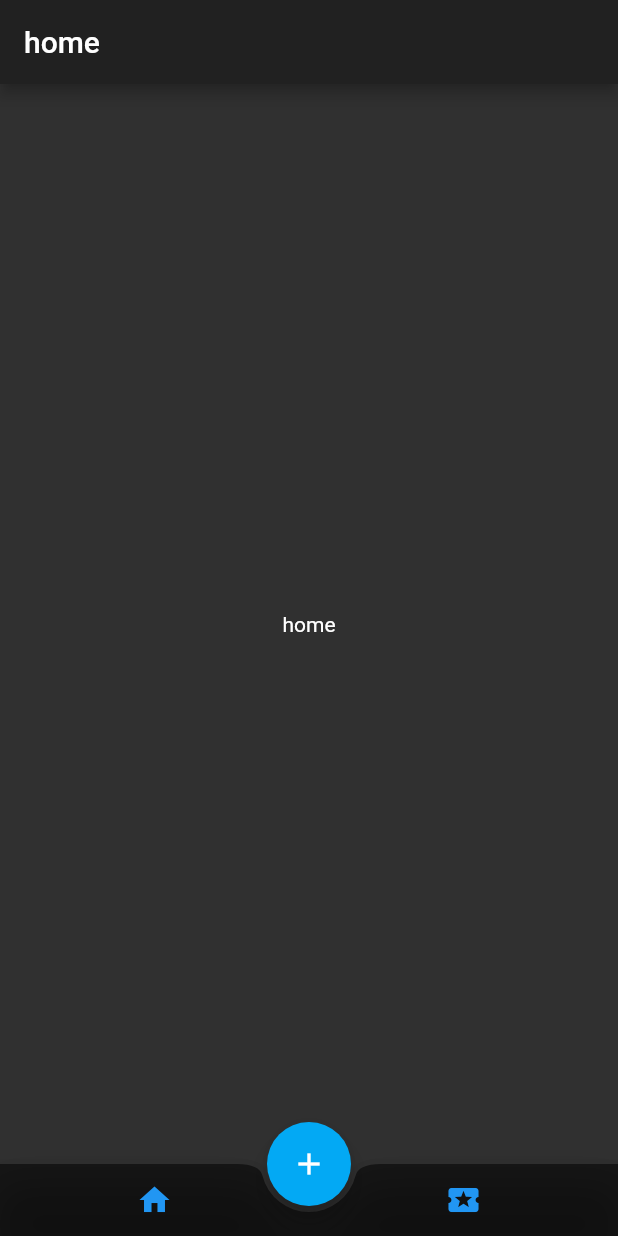
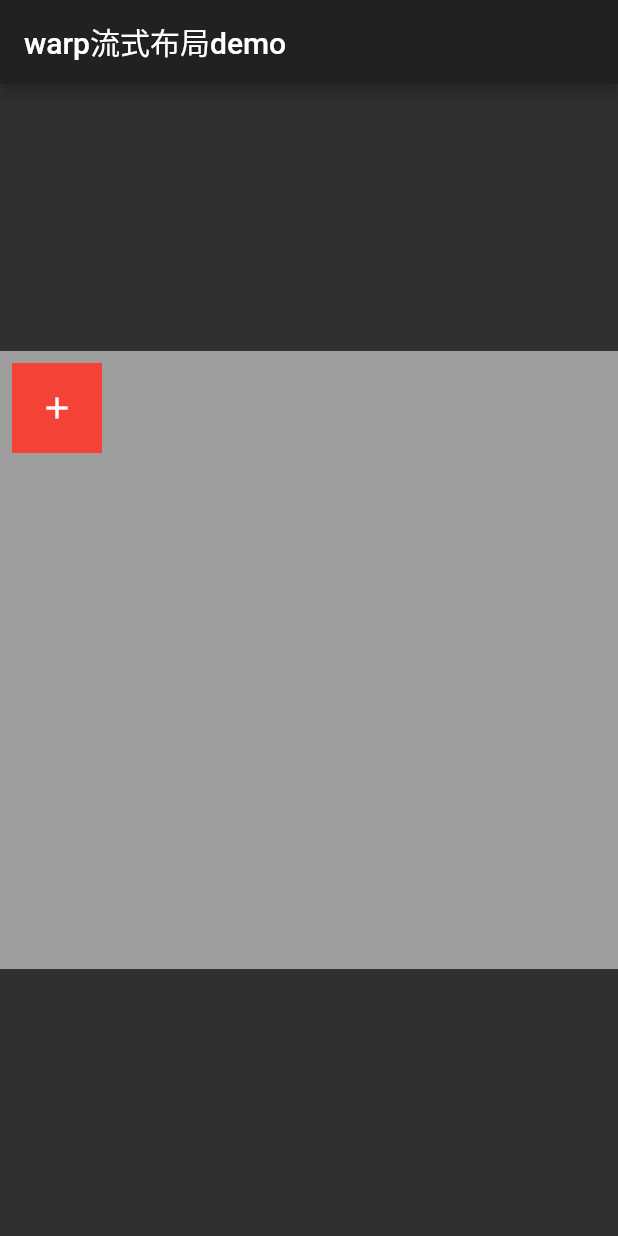
Before and after one commit to XHFkindergarten/Flutter_Widget_demo, a Flutter app: the screen it shows after launch, on a phone screen of 412 x 824 dp. Run offline on Flutter 3.47's test engine with Material 2 defaults, Android fonts, the phone set to English and light mode, and no system bars.

Commit message:
7-29Warp流式布局&搜索栏

```diff
--- /dev/null
+++ b/lib/WarpDemo/warp_demo.dart
@@ -0,0 +1,71 @@
+import 'package:flutter/material.dart';
+
+class WarpDemo extends StatefulWidget {
+  @override
+  _WarpDemoState createState() => _WarpDemoState();
+}
+
+class _WarpDemoState extends State<WarpDemo> {
+
+  List<Widget> _list;
+
+  @override
+  void initState() {
+    _list = List<Widget>()..add(addButton());
+    super.initState();
+  }
+
+  Widget addButton() {
+    return GestureDetector(
+      onTap: () {
+        if (_list.length<9) {
+          setState(() {
+            _list.insert(0, NewPhoto());
+          });
+        }
+      },
+      child: Padding(
+        padding: EdgeInsets.all(8.0),
+        child: Container(
+          color: Colors.red,
+          width: 60.0,
+          height: 60.0,
+          child: Icon(Icons.add),
+        ),
+      ),
+    );
+  }
+
+  Widget NewPhoto() {
+    return Padding(
+      padding: EdgeInsets.all(8.0),
+      child: Container(
+        color: Colors.lightBlue,
+        width: 60.0,
+        height: 60.0,
+        child: Center(child: Text('照片'),),
+      ),
+    );
+  }
+
+  @override
+  Widget build(BuildContext context) {
+    final width = MediaQuery.of(context).size.width;
+    final height = MediaQuery.of(context).size.height;
+    return Scaffold(
+      appBar: AppBar(
+        title: Text('warp流式布局demo'),
+      ),
+      body: Center(
+        child: Container(
+          width: width,
+          height: height/2,
+          color: Colors.grey,
+          child: Wrap(
+            children: _list,
+          ),
+        ),
+      ),
+    );
+  }
+}
--- a/lib/main.dart
+++ b/lib/main.dart
@@ -3,6 +3,9 @@ import 'BottomNavigation/bottom_navigation_widget.dart';
 import 'BottomAppBar/bottom_app_bar_demo.dart';
 import 'FrostedGlassDemo/frosted_glass_demo.dart';
 import 'RouteFlash/page.dart';
+import 'KeepAliveDemo/keep_alive_demo.dart';
+import 'SearchBar/search_bar_demo.dart';
+import 'WarpDemo/warp_demo.dart';
 
 void main() => runApp(MyApp());
 
@@ -41,13 +44,38 @@ void main() => runApp(MyApp());
  * 并且在上方悬浮文字
  */
 
+/**
+ * 5.保持页面状态
+ * home: KeepAliveDemo()
+ * @description
+ * 当不同页面跳转的时候保存之前页面的数据
+ */
+
+/**
+ * 6.不简单的搜索栏
+ * home: SearchBarDemo()
+ * @description
+ * 包含默认提示
+ * 待选提示列表
+ * 选择提示文字进行显示
+ * 返回&取消
+ */
+
+/**
+ * 7.Warp流式布局
+ * home: WarpDemo()
+ * @description
+ * 点击添加按钮添加照片组件
+ * 照片按照流式布局排列（超出范围自动换行）
+ */
+
 class MyApp extends StatelessWidget {
   @override
   Widget build(BuildContext context) {
     return MaterialApp(
       title: 'Widget Demos',
       theme: ThemeData.dark(),
-      home: BottomAppBarDemo(),
+      home: WarpDemo(),
     );
   }
 }
```
Also changed, not shown: lib/KeepAliveDemo/add_num_page.dart (added, +48 -0 lines), lib/KeepAliveDemo/keep_alive_demo.dart (added, +58 -0 lines), lib/SearchBar/asset.dart (added, +21 -0 lines), lib/SearchBar/search_bar_demo.dart (added, +92 -0 lines).
